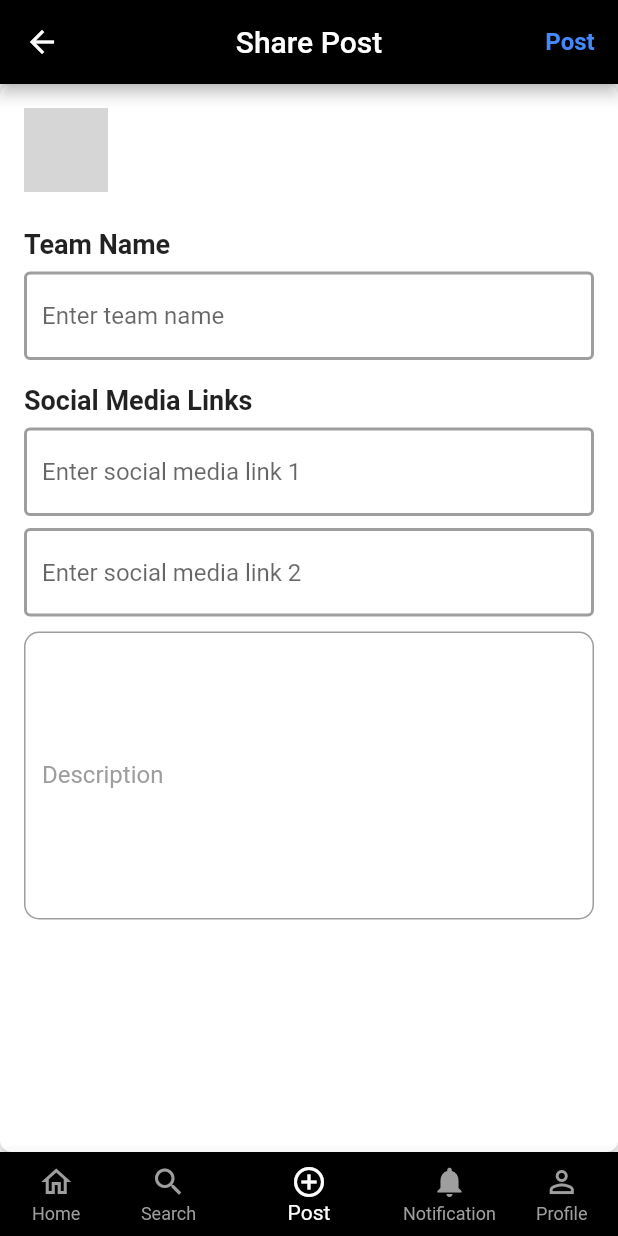
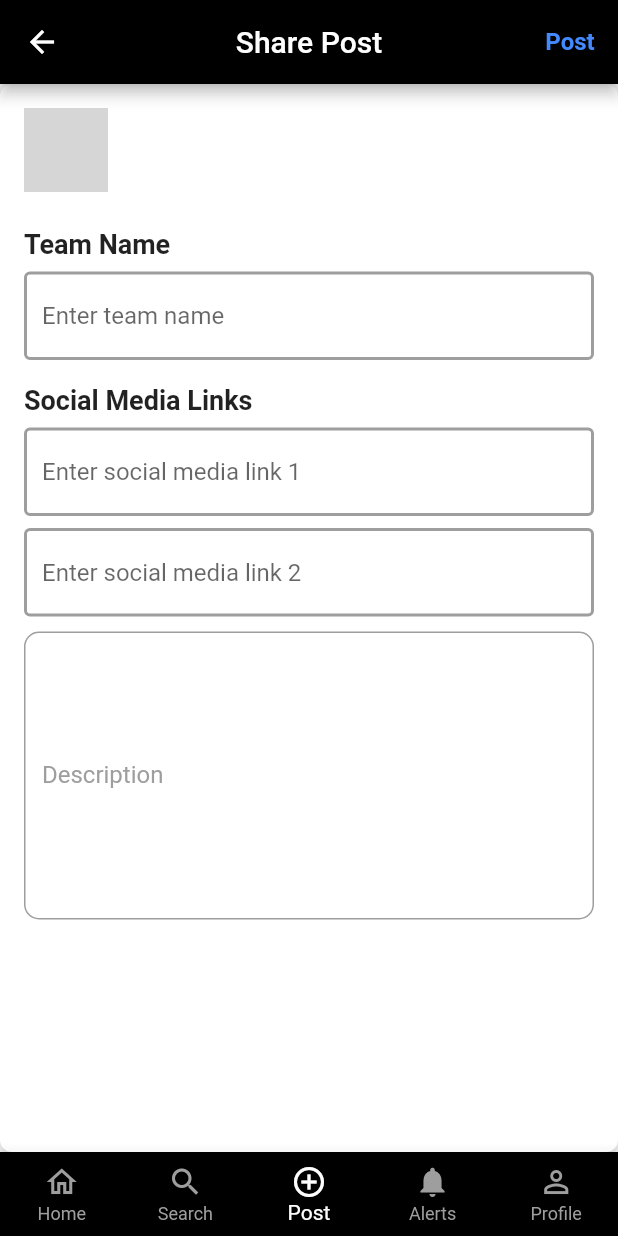
Before and after one commit to Himanshusha673/Teamova, a Flutter app: the MobileScreenLayout screen opened directly, swiped to page 3, on a phone screen of 412 x 824 dp. Run offline on Flutter 3.47's test engine with Material 2 defaults, Android fonts, the phone set to English and light mode, and no system bars; our stand-ins replace animated_text_kit, cloud_firestore, firebase_auth, firebase_core, firebase_storage, google_sign_in and 3 more; missing offline and left inert: flutter_chip_tags, snapping_sheet; accounts and stored records are empty; network calls fail; project files that could hold a hidden picture were left out; grey boxes are pictures that could not be loaded.

Commit message:
Navigation Bar, Notification Label was overflowing

```diff
--- a/lib/responsive/mobile_screen_layout.dart
+++ b/lib/responsive/mobile_screen_layout.dart
@@ -45,7 +45,7 @@ class _MobileScreenLayoutState extends State<MobileScreenLayout> {
         children: homeScreenItems,
       ),
       bottomNavigationBar: BottomNavigationBar(
-        type: BottomNavigationBarType.shifting,
+        type: BottomNavigationBarType.fixed,
         backgroundColor: mainColor,
         selectedItemColor: Colors.white,
         unselectedItemColor: Colors.grey,
@@ -69,7 +69,7 @@ class _MobileScreenLayoutState extends State<MobileScreenLayout> {
           ),
           BottomNavigationBarItem(
             icon: Icon(Icons.notifications),
-            label: 'Notification',
+            label: 'Alerts',
             backgroundColor: mainColor,
           ),
           BottomNavigationBarItem(
```
